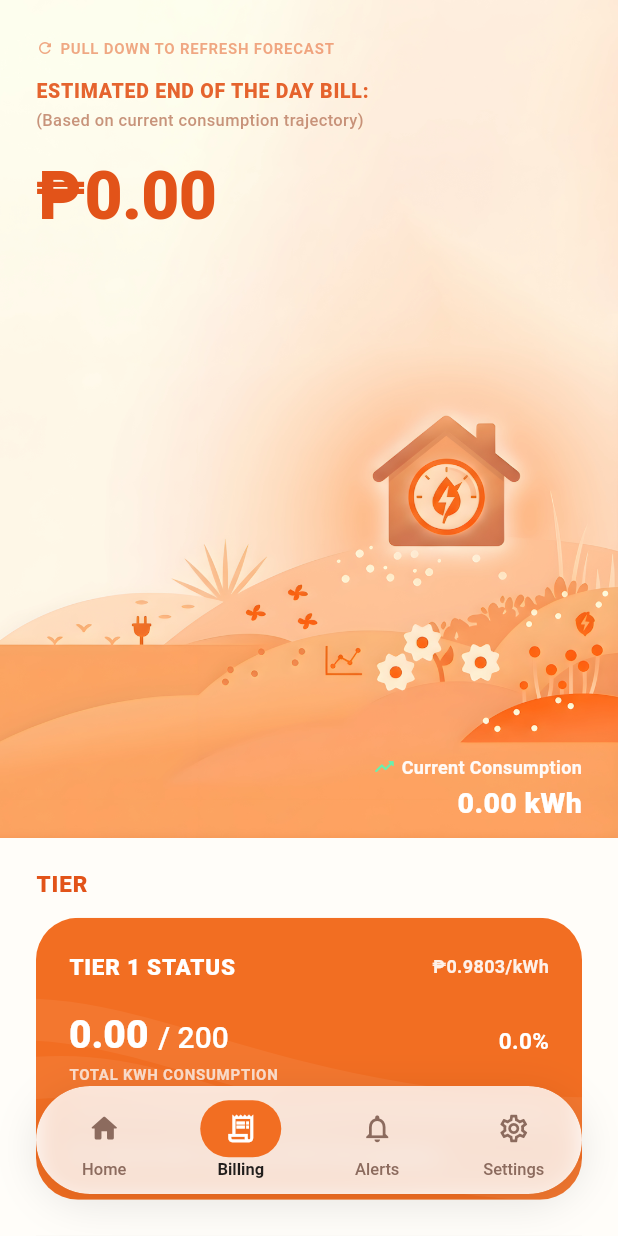
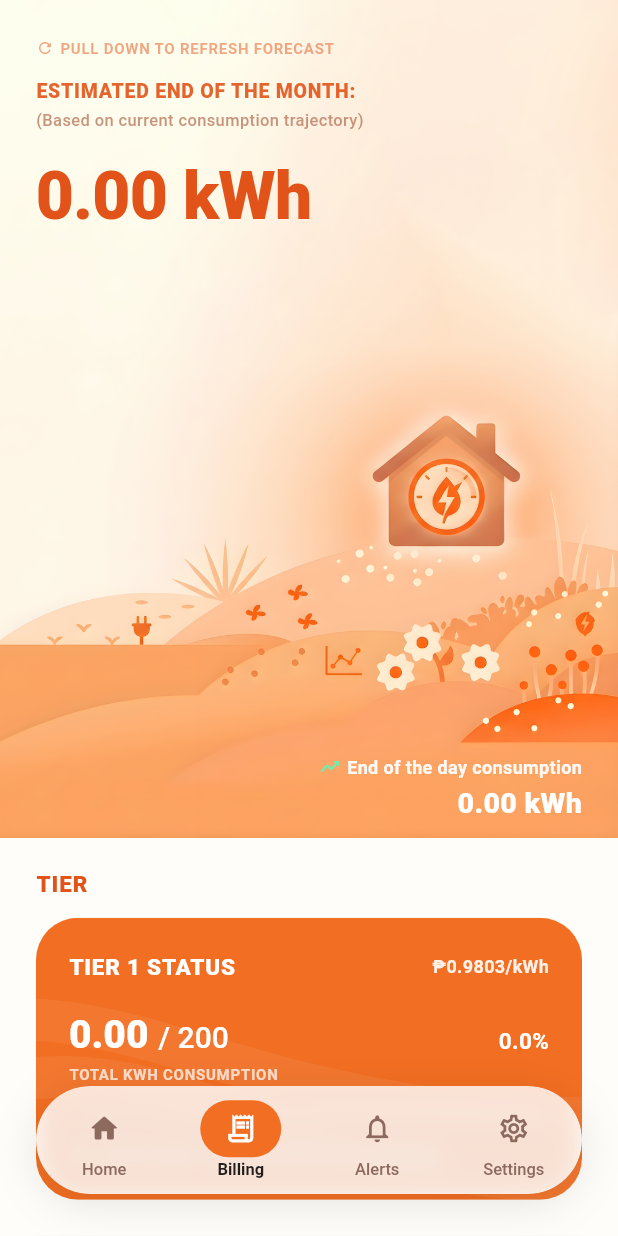
Before and after one commit to Orti-G/Thesis, a Flutter app: the MainScreen screen opened directly, item 2 of the bottom bar chosen, on a phone screen of 412 x 824 dp. Run offline on Flutter 3.47's test engine with Material 3 defaults, Android fonts, the phone set to English and light mode, and no system bars; drawn by our look-alikes of custom_refresh_indicator; our stand-ins replace firebase_core, firebase_database, fl_chart, lottie; accounts and stored records are empty.

Commit message:
added onbaord and mapped billing ui

```diff
--- a/flutter_mobile_ui/lib/billing.dart
+++ b/flutter_mobile_ui/lib/billing.dart
@@ -19,7 +19,6 @@ class BillingScreen extends StatelessWidget {
   Future<void> _handleRefresh() async {
     final url = Uri.parse('http://35.209.250.46:8000/forecast');
     try {
-      // CHANGED: Using http.post instead of http.get to resolve the 405 error
       final response = await http.post(url);
       if (response.statusCode == 200) {
         debugPrint('Forecast successfully refreshed via API.');
@@ -40,17 +39,20 @@ class BillingScreen extends StatelessWidget {
         builder: (context, snapshot) {
 
           // Default fallback values
-          double forecast = 0.0;
+          double estimatedMonthEnd = 0.0;
+          double predictedDayTotal = 0.0;
           double cumulativeEnergy = 0.0;
 
           // Safely extract data if it exists
           if (snapshot.hasData && snapshot.data?.snapshot.value != null) {
             final data = snapshot.data!.snapshot.value as Map<dynamic, dynamic>;
 
-            // Case-sensitive lookup for predicted_day_total_kWh
             final forecastData = data['forecast'] as Map<dynamic, dynamic>?;
             if (forecastData != null) {
-              forecast = (forecastData['predicted_day_total_kWh'] ?? forecastData['predicted_day_total_kwh'] ?? 0).toDouble();
+              // Mapped to estimated_month_end_kWh
+              estimatedMonthEnd = (forecastData['estimated_month_end_kWh'] ?? forecastData['estimated_month_end_kwh'] ?? 0).toDouble();
+              // Mapped to predicted_day_total_kWh
+              predictedDayTotal = (forecastData['predicted_day_total_kWh'] ?? forecastData['predicted_day_total_kwh'] ?? 0).toDouble();
             }
 
             // Defensive check for cumul_kWh casing as well
@@ -64,7 +66,6 @@ class BillingScreen extends StatelessWidget {
           final double percentage = (cumulativeEnergy / 200).clamp(0.0, 1.0);
           final double remaining = (200 - cumulativeEnergy).clamp(0.0, 200.0);
 
-          // ── REPLACED DEFAULT REFRESH INDICATOR WITH CUSTOM LOTTIE INDICATOR ──
           return CustomMaterialIndicator(
             onRefresh: _handleRefresh,
             backgroundColor: Colors.white,
@@ -73,7 +74,6 @@ class BillingScreen extends StatelessWidget {
                 padding: const EdgeInsets.all(6.0),
                 child: Lottie.asset(
                   'assets/spark loading.json',
-                  // Kept small to fit nicely inside the standard pull-to-refresh circle
                   width: 30,
                   height: 30,
                   fit: BoxFit.contain,
@@ -125,7 +125,7 @@ class BillingScreen extends StatelessWidget {
                               ),
                               const SizedBox(height: 12),
                               Text(
-                                'ESTIMATED END OF THE DAY BILL:',
+                                'ESTIMATED END OF THE MONTH:', // Changed label here
                                 style: TextStyle(
                                   color: brandOrangeText.withValues(alpha: 0.9),
                                   fontSize: 13,
@@ -143,9 +143,9 @@ class BillingScreen extends StatelessWidget {
                                 ),
                               ),
                               const SizedBox(height: 12),
-                              // Displays mapped forecast value dynamically
+                              // Displays mapped month end forecast value dynamically (replaced ₱ with kWh)
                               Text(
-                                '₱${forecast.toStringAsFixed(2)}',
+                                '${estimatedMonthEnd.toStringAsFixed(2)} kWh',
                                 style: TextStyle(
                                   color: brandOrangeText,
                                   fontSize: 44,
@@ -173,7 +173,7 @@ class BillingScreen extends StatelessWidget {
                                 ),
                                 const SizedBox(width: 4),
                                 Text(
-                                  'Current Consumption',
+                                  'End of the day consumption', // Changed label here
                                   style: TextStyle(
                                     color: Colors.white.withValues(alpha: 0.95),
                                     fontSize: 12,
@@ -184,7 +184,7 @@ class BillingScreen extends StatelessWidget {
                             ),
                             const SizedBox(height: 2),
                             Text(
-                              '${cumulativeEnergy.toStringAsFixed(2)} kWh',
+                              '${predictedDayTotal.toStringAsFixed(2)} kWh', // Mapped to predicted_day_total_kWh
                               style: const TextStyle(
                                 color: Colors.white,
                                 fontSize: 19,
--- a/flutter_mobile_ui/lib/main.dart
+++ b/flutter_mobile_ui/lib/main.dart
@@ -2,13 +2,14 @@ import 'dart:ui';
 import 'package:flutter/material.dart';
 import 'package:lottie/lottie.dart';
 import 'package:firebase_core/firebase_core.dart';
-import 'package:firebase_database/firebase_database.dart'; // <-- ADDED THIS IMPORT
+import 'package:firebase_database/firebase_database.dart';
 
 // ── IMPORT YOUR ACTUAL FILES HERE ─────────────────────────────────────────
 import 'dashboard.dart';
 import 'billing.dart' as billing;
 import 'alert.dart';
 import 'settings.dart';
+import 'onboarding_screen.dart'; // <-- Added the import for your new layout
 
 void main() async {
   WidgetsFlutterBinding.ensureInitialized();
@@ -42,15 +43,12 @@ class HomePage extends StatefulWidget {
 class _HomePageState extends State<HomePage>
     with SingleTickerProviderStateMixin {
   late AnimationController _lottieController;
-
   bool _showButton = false;
 
   @override
   void initState() {
     super.initState();
-
     _lottieController = AnimationController(vsync: this);
-
     _lottieController.addStatusListener((status) {
       if (status == AnimationStatus.completed) {
         setState(() {
@@ -87,19 +85,44 @@ class _HomePageState extends State<HomePage>
                 },
               ),
             ),
+
+            // ── NEW ANIMATED TEXT ADDED HERE ──
             AnimatedOpacity(
               opacity: _showButton ? 1.0 : 0.0,
-              duration: const Duration(milliseconds: 500),
+              duration: const Duration(milliseconds: 600),
+              child: AnimatedSlide(
+                offset: _showButton ? Offset.zero : const Offset(0, 0.5),
+                duration: const Duration(milliseconds: 600),
+                curve: Curves.easeOutCubic,
+                child: const Padding(
+                  padding: EdgeInsets.only(bottom: 24.0),
+                  child: Text(
+                    'Kuryente Usage & Residential Observation',
+                    style: TextStyle(
+                      fontSize: 15, // Small
+                      fontWeight: FontWeight.bold, // Bold
+                      color: Colors.grey, // Gray color
+                    ),
+                  ),
+                ),
+              ),
+            ),
+
+            // ── EXISTING BUTTON ──
+            AnimatedOpacity(
+              opacity: _showButton ? 1.0 : 0.0,
+              duration: const Duration(milliseconds: 800), // Slightly delayed after text
               child: SizedBox(
                 width: 220,
                 height: 45,
                 child: ElevatedButton(
                   onPressed: _showButton
                       ? () {
+                          // ROUTE TO ONBOARDING INSTEAD OF MAINSCREEN DIRECTLY
                           Navigator.pushReplacement(
                             context,
                             MaterialPageRoute(
-                              builder: (context) => const MainScreen(),
+                              builder: (context) => const OnboardingScreen(),
                             ),
                           );
                         }
@@ -143,9 +166,8 @@ class _MainScreenState extends State<MainScreen> {
 
   final Color primaryOrange = const Color(0xFFF26E22);
   final Color navIconColor = const Color(0xFF8C6B5E);
-  final Color badgeRed = const Color(0xFFE53935); // Added color for the red dot
+  final Color badgeRed = const Color(0xFFE53935);
 
-  // Firebase reference for the alert dot
   final DatabaseReference _anomalyRef =
       FirebaseDatabase.instance.ref().child('anomaly_alert');
 
@@ -188,7 +210,7 @@ class _MainScreenState extends State<MainScreen> {
               borderRadius: BorderRadius.circular(navBorderRadius),
               boxShadow: [
                 BoxShadow(
-                  color: Colors.black.withValues(alpha: 0.10),
+                  color: Colors.black.withOpacity(0.10), // Note: Changed to withOpacity for broad Flutter compatibility
                   blurRadius: 24,
                   offset: const Offset(0, 6),
                 ),
@@ -202,7 +224,7 @@ class _MainScreenState extends State<MainScreen> {
               child: Container(
                 height: navHeight,
                 decoration: BoxDecoration(
-                  color: Colors.white.withValues(alpha: 0.80),
+                  color: Colors.white.withOpacity(0.80), // Note: Changed to withOpacity
                   borderRadius: BorderRadius.circular(navBorderRadius),
                 ),
                 child: Row(
@@ -218,27 +240,22 @@ class _MainScreenState extends State<MainScreen> {
                       icon: Icons.receipt_long_outlined,
                       label: 'Billing',
                     ),
-
-                    // ── FIREBASE STREAM FOR ALERTS ICON BADGE ─────────────────
                     StreamBuilder<DatabaseEvent>(
                       stream: _anomalyRef.onValue,
                       builder: (context, snapshot) {
                         bool showRedDot = false;
-
                         if (snapshot.hasData && snapshot.data?.snapshot.value != null) {
                           final data = snapshot.data!.snapshot.value as Map<dynamic, dynamic>;
                           showRedDot = data['is_anomaly'] ?? false;
                         }
-
                         return _buildNavItem(
                           index: 2,
                           icon: Icons.notifications_outlined,
                           label: 'Alerts',
-                          showBadge: showRedDot, // Pass the boolean state here
+                          showBadge: showRedDot,
                         );
                       },
                     ),
-
                     _buildNavItem(
                       index: 3,
                       icon: Icons.settings_outlined,
@@ -258,7 +275,7 @@ class _MainScreenState extends State<MainScreen> {
     required int index,
     required IconData icon,
     required String label,
-    bool showBadge = false, // <-- Added badge parameter
+    bool showBadge = false,
   }) {
     final bool isSelected = _selectedNavIndex == index;
 
@@ -289,8 +306,6 @@ class _MainScreenState extends State<MainScreen> {
                     size: 22,
                     color: isSelected ? Colors.white : navIconColor,
                   ),
-
-                  // ── THE RED DOT BADGE ───────────────────────────────────────
                   if (showBadge)
                     Positioned(
                       top: -2,
```
Also changed, not shown: flutter_mobile_ui/lib/onboarding_screen.dart (added, +244 -0 lines).
